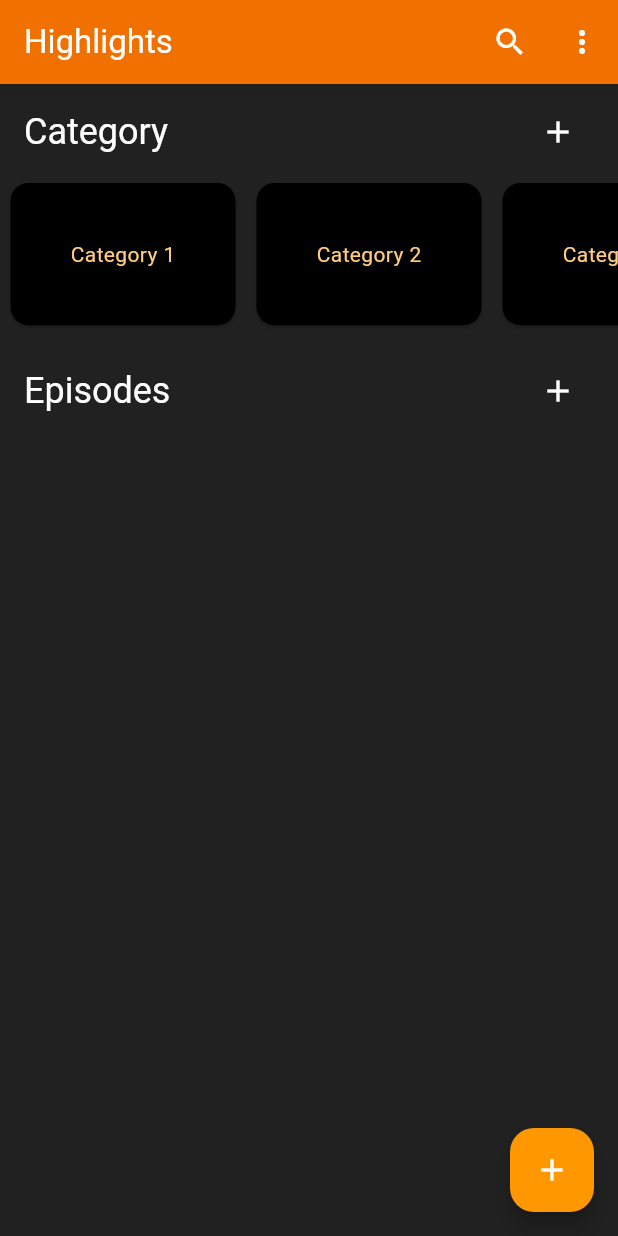
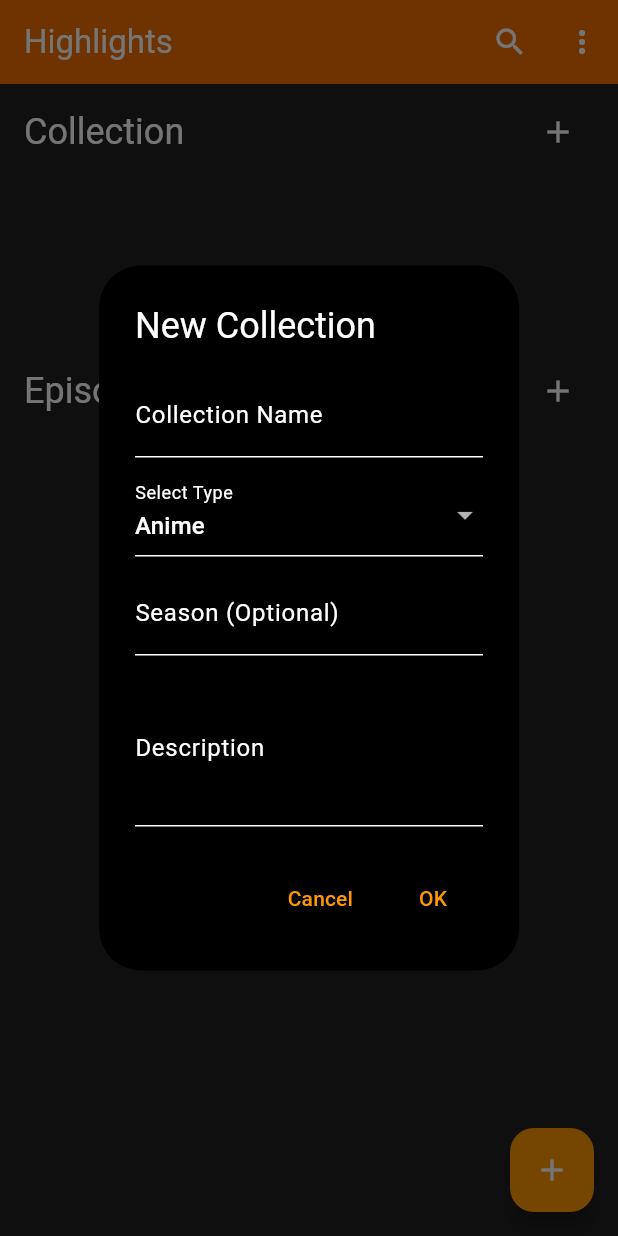
Before and after one commit to tychesama/highlights-app, a Flutter app: the screen it shows after launch, after a tap on the "add" icon, on a phone screen of 412 x 824 dp. Run offline on Flutter 3.47's test engine with Material 3 defaults, Android fonts, the phone set to English and light mode, and no system bars; our stand-ins replace sqflite; accounts and stored records are empty.

Commit message:
feat: Reworked Models
- Added Collection Model
- Removed Type Model
- Reworked Record Model
- Collection now works

```diff
--- a/lib/main.dart
+++ b/lib/main.dart
@@ -1,16 +1,21 @@
 import 'package:flutter/material.dart';
 import 'package:provider/provider.dart';
 import 'providers/record_provider.dart';
+import 'providers/collection_provider.dart';
 import 'screens/home_screen.dart';
 
 void main() {
   runApp(
-    ChangeNotifierProvider(
-      create: (context) => RecordProvider(),
+    MultiProvider(
+      providers: [
+        ChangeNotifierProvider(create: (_) => RecordProvider()),
+        ChangeNotifierProvider(create: (_) => CollectionProvider()),
+      ],
       child: MyApp(),
     ),
   );
 }
+
 
 class MyApp extends StatelessWidget {
   @override
--- /dev/null
+++ b/lib/models/collection.dart
@@ -0,0 +1,48 @@
+import 'dart:convert';
+
+class Collection {
+  int? id;
+  String name;
+  String type;
+  int? season;
+  String? description;
+  DateTime dateCreated;
+  DateTime lastUpdated;
+
+  Collection({
+    this.id,
+    required this.name,
+    required this.type,
+    this.season,
+    this.description,
+    DateTime? dateCreated,
+    DateTime? lastUpdated,
+  })  : dateCreated = dateCreated ?? DateTime.now(),
+        lastUpdated = lastUpdated ?? DateTime.now();
+
+  // Convert to Map for SQLite
+  Map<String, dynamic> toMap() {
+    return {
+      'id': id,
+      'name': name,
+      'type': type,
+      'season': season,
+      'description': description,
+      'dateCreated': dateCreated.toIso8601String(),
+      'lastUpdated': lastUpdated.toIso8601String(),
+    };
+  }
+
+  // Convert from Map
+  factory Collection.fromMap(Map<String, dynamic> map) {
+    return Collection(
+      id: map['id'],
+      name: map['name'],
+      type: map['type'],
+      season: map['season'],
+      description: map['description'],
+      dateCreated: DateTime.parse(map['dateCreated']),
+      lastUpdated: DateTime.parse(map['lastUpdated']),
+    );
+  }
+}
--- a/lib/models/record.dart
+++ b/lib/models/record.dart
@@ -1,23 +1,30 @@
-import 'type.dart';
+import 'dart:convert';
+import 'collection.dart';
 
 class Record {
+  int? id;
   String name;
-  Type type;
+  Collection collection;
+  int episode;
   String? notes;
   String? image;
   DateTime dateCreated;
   DateTime lastUpdated;
-  final List<Map<String, dynamic>> _timestamps = [];
+  List<Map<String, dynamic>> _timestamps;
 
   Record({
+    this.id,
     required this.name,
-    required this.type,
+    required this.collection,
+    required this.episode,
     this.notes,
     this.image,
     DateTime? dateCreated,
     DateTime? lastUpdated,
+    List<Map<String, dynamic>>? timestamps,
   })  : dateCreated = dateCreated ?? DateTime.now(),
-        lastUpdated = lastUpdated ?? DateTime.now();
+        lastUpdated = lastUpdated ?? DateTime.now(),
+        _timestamps = timestamps ?? [];
 
   // Public getter for timestamps
   List<Map<String, dynamic>> get timestamps => _timestamps;
@@ -31,4 +38,34 @@ class Record {
       _timestamps.removeAt(index);
     }
   }
+
+  // Convert to Map for SQLite
+  Map<String, dynamic> toMap() {
+    return {
+      'id': id,
+      'name': name,
+      'collection': jsonEncode(collection.toMap()), // Store collection as JSON
+      'episode': episode,
+      'notes': notes,
+      'image': image,
+      'dateCreated': dateCreated.toIso8601String(),
+      'lastUpdated': lastUpdated.toIso8601String(),
+      'timestamps': jsonEncode(_timestamps), // Store timestamps as JSON
+    };
+  }
+
+  // Convert from Map
+  factory Record.fromMap(Map<String, dynamic> map) {
+    return Record(
+      id: map['id'],
+      name: map['name'],
+      collection: Collection.fromMap(jsonDecode(map['collection'])), // Convert JSON back to Collection
+      episode: map['episode'],
+      notes: map['notes'],
+      image: map['image'],
+      dateCreated: DateTime.parse(map['dateCreated']),
+      lastUpdated: DateTime.parse(map['lastUpdated']),
+      timestamps: List<Map<String, dynamic>>.from(jsonDecode(map['timestamps'])),
+    );
+  }
 }
--- a/lib/models/type.dart
+++ b/lib/models/type.dart
@@ -1,6 +1,6 @@
-import 'package:flutter/material.dart';
 
-/// Base Type Class
+import 'dart:convert';
+
 abstract class Type {
   final String name;
   DateTime dateCreated;
@@ -12,7 +12,27 @@ abstract class Type {
     DateTime? lastUpdated,
   })  : dateCreated = dateCreated ?? DateTime.now(),
         lastUpdated = lastUpdated ?? DateTime.now();
+
+  // Convert to Map
+  Map<String, dynamic> toMap();
+
+  // Convert from Map (Factory Constructor)
+  static Type fromMap(Map<String, dynamic> map) {
+    switch (map['type']) {
+      case 'Series':
+        return Series.fromMap(map);
+      case 'Movie':
+        return Movie.fromMap(map);
+      case 'Anime':
+        return Anime.fromMap(map);
+      case 'Stream':
+        return Stream.fromMap(map);
+      default:
+        return Others.fromMap(map);
+    }
+  }
 }
+
 
 /// Series Type
 class Series extends Type {
@@ -29,60 +49,28 @@ class Series extends Type {
     DateTime? dateCreated,
     DateTime? lastUpdated,
   }) : super(name: title, dateCreated: dateCreated, lastUpdated: lastUpdated);
+
+  @override
+  Map<String, dynamic> toMap() {
+    return {
+      'type': 'Series',
+      'title': title,
+      'season': season,
+      'episode': episode,
+      'description': description,
+      'dateCreated': dateCreated.toIso8601String(),
+      'lastUpdated': lastUpdated.toIso8601String(),
+    };
+  }
+
+  factory Series.fromMap(Map<String, dynamic> map) {
+    return Series(
+      title: map['title'],
+      season: map['season'],
+      episode: map['episode'],
+      description: map['description'],
+      dateCreated: DateTime.parse(map['dateCreated']),
+      lastUpdated: DateTime.parse(map['lastUpdated']),
+    );
+  }
 }
-
-/// Movie Type
-class Movie extends Type {
-  String title;
-  String description;
-
-  Movie({
-    required this.title,
-    required this.description,
-    DateTime? dateCreated,
-    DateTime? lastUpdated,
-  }) : super(name: title, dateCreated: dateCreated, lastUpdated: lastUpdated);
-}
-
-/// Anime Type (Similar to Series)
-class Anime extends Type {
-  String title;
-  int season;
-  int episode;
-  String description;
-
-  Anime({
-    required this.title,
-    required this.season,
-    required this.episode,
-    required this.description,
-    DateTime? dateCreated,
-    DateTime? lastUpdated,
-  }) : super(name: title, dateCreated: dateCreated, lastUpdated: lastUpdated);
-}
-
-/// Stream Type
-class Stream extends Type {
-  String title;
-  String description;
-
-  Stream({
-    required this.title,
-    required this.description,
-    DateTime? dateCreated,
-    DateTime? lastUpdated,
-  }) : super(name: title, dateCreated: dateCreated, lastUpdated: lastUpdated);
-}
-
-/// Others Type
-class Others extends Type {
-  String title;
-  String description;
-
-  Others({
-    required this.title,
-    required this.description,
-    DateTime? dateCreated,
-    DateTime? lastUpdated,
-  }) : super(name: title, dateCreated: dateCreated, lastUpdated: lastUpdated);
-}
--- /dev/null
+++ b/lib/providers/collection_provider.dart
@@ -0,0 +1,13 @@
+import 'package:flutter/material.dart';
+import '../models/collection.dart';
+
+class CollectionProvider extends ChangeNotifier {
+  List<Collection> _collections = [];
+
+  List<Collection> get collections => _collections;
+
+  void addCollection(Collection collection) {
+    _collections.add(collection);
+    notifyListeners();
+  }
+}
--- a/lib/screens/home_screen.dart
+++ b/lib/screens/home_screen.dart
@@ -1,8 +1,9 @@
 import 'package:flutter/material.dart';
 import 'package:provider/provider.dart';
 import '../providers/record_provider.dart';
+import '../providers/collection_provider.dart';
 import '../models/record.dart';
-import '../models/type.dart';
+import '../models/collection.dart';
 import 'record_screen.dart';
 
 class HomeScreen extends StatefulWidget {
@@ -13,8 +14,8 @@ class HomeScreen extends StatefulWidget {
 class _HomeScreenState extends State<HomeScreen> {
   void _showNewRecordDialog() {
     TextEditingController titleController = TextEditingController();
-    String selectedOption = "Anime"; // Default value
-    List<String> options = ["Anime", "Movie", "Series", "Others"];
+    TextEditingController episodeController = TextEditingController();
+    String selectedCollection = "Default";
 
     showDialog(
       context: context,
@@ -28,22 +29,30 @@ class _HomeScreenState extends State<HomeScreen> {
                 controller: titleController,
                 decoration: InputDecoration(labelText: "Enter title"),
               ),
+              TextField(
+                controller: episodeController,
+                decoration: InputDecoration(labelText: "Episode Number"),
+                keyboardType: TextInputType.number,
+              ),
               SizedBox(height: 10),
               DropdownButtonFormField<String>(
-                value: selectedOption,
+                value: selectedCollection,
                 onChanged: (newValue) {
-                  setState(() {
-                    selectedOption = newValue!;
-                  });
+                  selectedCollection = newValue!;
                 },
                 items:
-                    options.map((option) {
+                    [
+                      "Default",
+                      "Collection 1",
+                      "Collection 2",
+                    ] // Replace with dynamic collections later
+                    .map((collection) {
                       return DropdownMenuItem<String>(
-                        value: option,
-                        child: Text(option),
+                        value: collection,
+                        child: Text(collection),
                       );
                     }).toList(),
-                decoration: InputDecoration(labelText: "Select Category"),
+                decoration: InputDecoration(labelText: "Select Collection"),
               ),
             ],
           ),
@@ -59,70 +68,101 @@ class _HomeScreenState extends State<HomeScreen> {
                   listen: false,
                 );
 
-                Type selectedType;
-                switch (selectedOption) {
-                  case "Anime":
-                    selectedType = Anime(
-                      title:
-                          titleController.text.isNotEmpty
-                              ? titleController.text
-                              : "Untitled",
-                      season: 1,
-                      episode: 1,
-                      description: "",
-                    );
-                    break;
-                  case "Movie":
-                    selectedType = Movie(
-                      title:
-                          titleController.text.isNotEmpty
-                              ? titleController.text
-                              : "Untitled",
-                      description: "",
-                    );
-                    break;
-                  case "Series":
-                    selectedType = Series(
-                      title:
-                          titleController.text.isNotEmpty
-                              ? titleController.text
-                              : "Untitled",
-                      season: 1,
-                      episode: 1,
-                      description: "",
-                    );
-                    break;
-                  case "Stream":
-                    selectedType = Stream(
-                      title:
-                          titleController.text.isNotEmpty
-                              ? titleController.text
-                              : "Untitled",
-                      description: "",
-                    );
-                    break;
-                  default:
-                    selectedType = Others(
-                      title:
-                          titleController.text.isNotEmpty
-                              ? titleController.text
-                              : "Untitled",
-                      description: "",
-                    );
-                }
-
-                // Create new record
                 Record newRecord = Record(
                   name:
                       titleController.text.isNotEmpty
                           ? titleController.text
                           : "Untitled",
-                  type: selectedType,
+                  collection: Collection(
+                    name: selectedCollection,
+                    type: "", // Adjust as needed
+                    season: 1,
+                    description: "",
+                  ),
+                  episode: int.tryParse(episodeController.text) ?? 1,
                 );
 
-                // Add record to provider
                 recordProvider.addRecord(newRecord);
-                Navigator.pop(context); // Close the dialog
+                Navigator.pop(context);
+              },
+              child: Text("OK"),
+            ),
+          ],
+        );
+      },
+    );
+  }
+
+  void _showNewCollectionDialog(BuildContext context) {
+  TextEditingController nameController = TextEditingController();
+  TextEditingController seasonController = TextEditingController();
+  TextEditingController descriptionController = TextEditingController();
+  String selectedType = "Anime";
+  List<String> types = ["Anime", "Movie", "Series", "Others"];
+
+  showDialog(
+    context: context,
+    builder: (context) {
+      return AlertDialog(
+        title: Text("New Collection"),
+        content: Column(
+          mainAxisSize: MainAxisSize.min,
+          children: [
+            TextField(
+              controller: nameController,
+              decoration: InputDecoration(labelText: "Collection Name"),
+            ),
+            SizedBox(height: 10),
+            DropdownButtonFormField<String>(
+              value: selectedType,
+              onChanged: (newValue) {
+                selectedType = newValue!;
+              },
+              items: types.map((type) {
+                return DropdownMenuItem<String>(
+                  value: type,
+                  child: Text(type),
+                );
+              }).toList(),
+              decoration: InputDecoration(labelText: "Select Type"),
+            ),
+            SizedBox(height: 10),
+            TextField(
+              controller: seasonController,
+              decoration: InputDecoration(labelText: "Season (Optional)"),
+              keyboardType: TextInputType.number,
+            ),
+            SizedBox(height: 10),
+            TextField(
+              controller: descriptionController,
+              decoration: InputDecoration(labelText: "Description"),
+              maxLines: 3,
+            ),
+          ],
+        ),
+        actions: [
+          TextButton(
+            onPressed: () => Navigator.pop(context),
+            child: Text("Cancel"),
+          ),
+          ElevatedButton(
+            onPressed: () {
+              final collectionProvider =
+                  Provider.of<CollectionProvider>(context, listen: false);
+
+              Collection newCollection = Collection(
+                name: nameController.text.isNotEmpty
+                    ? nameController.text
+                    : "Untitled",
+                type: selectedType,
+                season: int.tryParse(seasonController.text) ?? 1,
+                description: descriptionController.text,
+                dateCreated: DateTime.now(),
+                lastUpdated: DateTime.now(),
+              );
+
+              collectionProvider.addCollection(newCollection);
+              Navigator.pop(context);
             },
             child: Text("OK"),
           ),
@@ -192,50 +232,60 @@ class _HomeScreenState extends State<HomeScreen> {
       ),
       body: Column(
         children: [
-          // Categories Section
+          // Collection Section
           SizedBox(
             height: MediaQuery.of(context).size.height * 0.20,
             child: Column(
               crossAxisAlignment: CrossAxisAlignment.start,
               children: [
                 Padding(
-                  padding: EdgeInsets.only(top: 8, left: 16, right: 16, bottom: 6),
+                  padding: EdgeInsets.only(
+                    top: 8,
+                    left: 16,
+                    right: 16,
+                    bottom: 6,
+                  ),
                   child: Row(
                     mainAxisAlignment: MainAxisAlignment.spaceBetween,
                     children: [
                       Text(
-                        "Category",
-                        style: Theme.of(
-                          context,
-                        ).textTheme.headlineSmall,
+                        "Collection",
+                        style: Theme.of(context).textTheme.headlineSmall,
                       ),
                       IconButton(
                         icon: Icon(Icons.add),
                         onPressed: () {
-                          // PRssss
+                          _showNewCollectionDialog(context);
                         },
                       ),
                     ],
                   ),
                 ),
                 Expanded(
-                  child: ListView.builder(
+                  child: Consumer<CollectionProvider>(
+                    builder: (context, collectionProvider, child) {
+                      print("Collections count: ${collectionProvider.collections.length}");
+
+                      return ListView.builder(
                         scrollDirection: Axis.horizontal,
-                    itemCount: 5,
+                        itemCount: collectionProvider.collections.length,
                         itemBuilder: (context, index) {
+                          final collection = collectionProvider.collections[index];
                           return Padding(
                             padding: EdgeInsets.symmetric(horizontal: 3),
                             child: Card(
                               child: SizedBox(
                                 width: 150,
-                            child: Center(child: Text("Category ${index + 1}")),
+                                child: Center(child: Text(collection.name)),
                               ),
                             ),
                           );
                         },
+                      );
+                    },
                   ),
                 ),
-              ],
+              ]
             ),
           ),
           // Episodes Section
@@ -250,9 +300,7 @@ class _HomeScreenState extends State<HomeScreen> {
                     children: [
                       Text(
                         "Episodes",
-                        style: Theme.of(
-                          context,
-                        ).textTheme.headlineSmall,
+                        style: Theme.of(context).textTheme.headlineSmall,
                       ),
                       IconButton(
                         icon: Icon(Icons.add),
@@ -326,29 +374,6 @@ class _HomeScreenState extends State<HomeScreen> {
           ),
         ],
       ),
-
-      // body: Consumer<RecordProvider>(
-      //   builder: (context, recordProvider, child) {
-      //     return ListView.builder(
-      //       itemCount: recordProvider.records.length,
-      //       itemBuilder: (context, index) {
-      //         final record = recordProvider.records[index];
-      //         return ListTile(
-      //           title: Text(record.name),
-      //           subtitle: Text("Created: ${record.dateCreated}"),
-      //           onTap: () {
-      //             Navigator.push(
-      //               context,
-      //               MaterialPageRoute(
-      //                 builder: (context) => RecordScreen(record: record),
-      //               ),
-      //             );
-      //           },
-      //         );
-      //       },
-      //     );
-      //   },
-      // ),
       floatingActionButton: FloatingActionButton(
         onPressed: _showNewRecordDialog,
         child: Icon(Icons.add),
```
Lines whose indentation alone changed are shown as unchanged.
